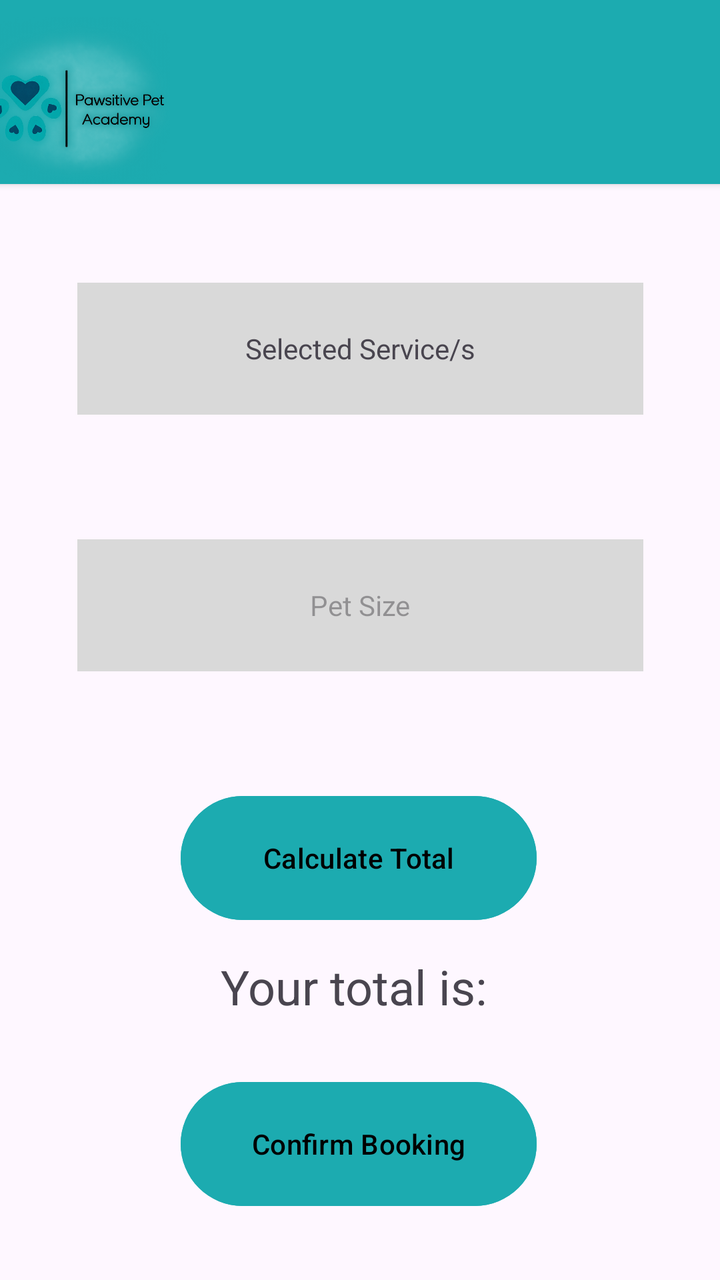
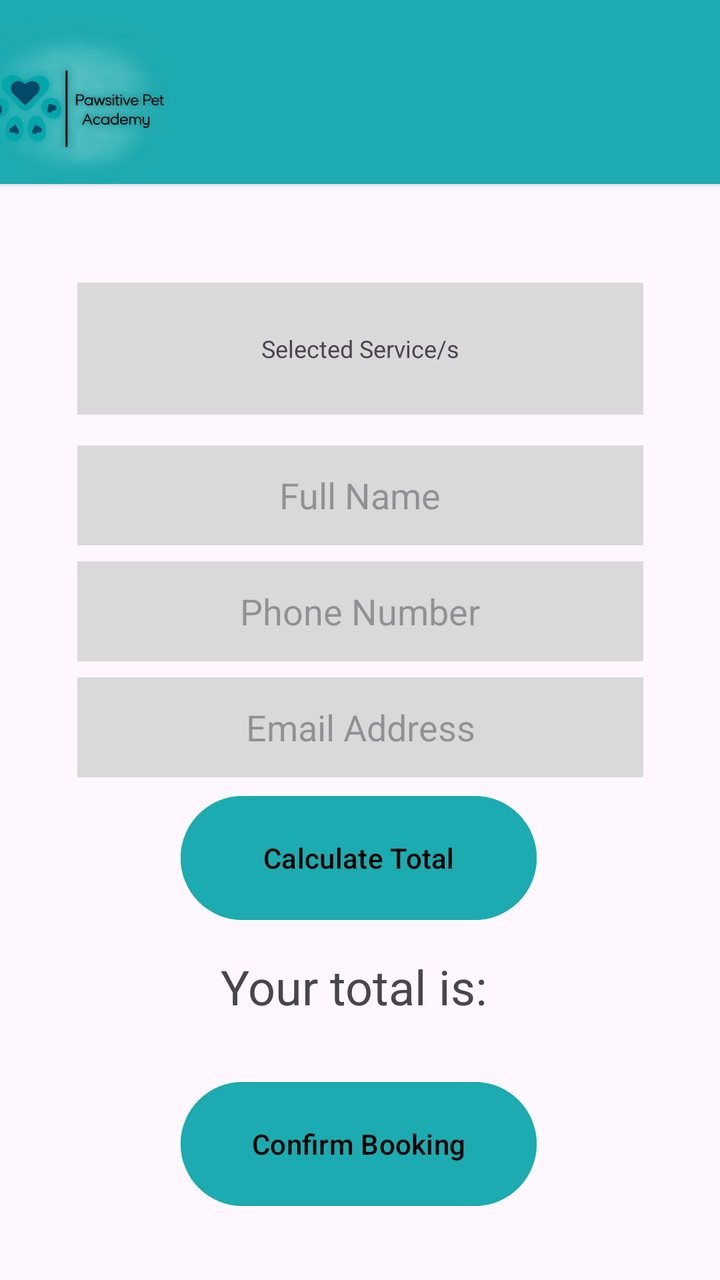

Compare the two renders of this Android layout. The source of the first and the diff that turns it into the second are given below.
<!-- AndroidManifest.xml: application theme Theme.PawsitivePets -->
<!-- res/layout/activity_calculate_fees_page.xml -->
<?xml version="1.0" encoding="utf-8"?>
<androidx.constraintlayout.widget.ConstraintLayout xmlns:android="http://schemas.android.com/apk/res/android"
    xmlns:app="http://schemas.android.com/apk/res-auto"
    xmlns:tools="http://schemas.android.com/tools"
    android:id="@+id/main"
    android:layout_width="match_parent"
    android:layout_height="match_parent"
    tools:context=".CalculateFeesPage">

    <Button
        android:id="@+id/btnCalculateTotal"
        android:layout_width="178dp"
        android:layout_height="70dp"
        android:backgroundTint="#1CABB0"
        android:text="Calculate Total"
        android:textColor="@color/black"
        app:layout_constraintBottom_toBottomOf="parent"
        app:layout_constraintEnd_toEndOf="parent"
        app:layout_constraintHorizontal_bias="0.497"
        app:layout_constraintStart_toStartOf="parent"
        app:layout_constraintTop_toTopOf="parent"
        app:layout_constraintVertical_bias="0.691" />

    <Button
        android:id="@+id/btnConfirmBooking"
        android:layout_width="178dp"
        android:layout_height="70dp"
        android:backgroundTint="#1CABB0"
        android:text="Confirm Booking"
        android:textColor="@color/black"
        app:layout_constraintBottom_toBottomOf="parent"
        app:layout_constraintEnd_toEndOf="parent"
        app:layout_constraintHorizontal_bias="0.497"
        app:layout_constraintStart_toStartOf="parent"
        app:layout_constraintTop_toTopOf="@+id/cardView2"
        app:layout_constraintVertical_bias="0.942" />

    <TextView
        android:id="@+id/txtPetSize"
        android:layout_width="283dp"
        android:layout_height="66dp"
        android:background="#D9D9D9"
        android:gravity="center"
        android:hint="Pet Size"
        app:layout_constraintBottom_toBottomOf="parent"
        app:layout_constraintEnd_toEndOf="parent"
        app:layout_constraintStart_toStartOf="parent"
        app:layout_constraintTop_toTopOf="@+id/cardView2"
        app:layout_constraintVertical_bias="0.47" />

    <androidx.cardview.widget.CardView
        android:id="@+id/cardView2"
        android:layout_width="414dp"
        android:layout_height="92dp"
        app:cardBackgroundColor="#1CABB0"
        app:layout_constraintBottom_toBottomOf="parent"
        app:layout_constraintEnd_toEndOf="parent"
        app:layout_constraintStart_toStartOf="parent"
        app:layout_constraintTop_toTopOf="parent"
        app:layout_constraintVertical_bias="0.0">

        <ImageView
            android:id="@+id/imageView"
            android:layout_width="130dp"
            android:layout_height="match_parent"
            app:srcCompat="@drawable/logo_1" />
    </androidx.cardview.widget.CardView>

    <TextView
        android:id="@+id/txtSelectedService"
        android:layout_width="283dp"
        android:layout_height="66dp"
        android:background="#D9D9D9"
        android:gravity="center"
        android:text="Selected Service/s"
        app:layout_constraintBottom_toBottomOf="parent"
        app:layout_constraintEnd_toEndOf="parent"
        app:layout_constraintStart_toStartOf="parent"
        app:layout_constraintTop_toTopOf="@+id/cardView2"
        app:layout_constraintVertical_bias="0.246" />

    <TextView
        android:id="@+id/txtTotal"
        android:layout_width="233dp"
        android:layout_height="37dp"
        android:text="Your total is: "
        android:textSize="24sp"
        android:gravity="center"
        app:layout_constraintBottom_toBottomOf="parent"
        app:layout_constraintEnd_toEndOf="parent"
        app:layout_constraintHorizontal_bias="0.498"
        app:layout_constraintStart_toStartOf="parent"
        app:layout_constraintTop_toTopOf="@+id/cardView2"
        app:layout_constraintVertical_bias="0.787" />

</androidx.constraintlayout.widget.ConstraintLayout>
<!-- resources referenced by this layout -->
<resources>
  <color name="black">#FF000000</color>
  <!-- drawable logo_1: png bitmap (drawable, 235545 bytes) -->
  <style name="Theme.PawsitivePets" parent="Base.Theme.PawsitivePets" />
  <style name="Base.Theme.PawsitivePets" parent="Theme.Material3.DayNight.NoActionBar">
          
          
      </style>
</resources>

<!-- the commit's change to res/layout/activity_calculate_fees_page.xml (unified diff, before → after) -->
@@ -35,18 +35,46 @@
         app:layout_constraintTop_toTopOf="@+id/cardView2"
         app:layout_constraintVertical_bias="0.942" />
 
-    <TextView
-        android:id="@+id/txtPetSize"
+    <LinearLayout
+        android:id="@+id/customerDetails"
         android:layout_width="283dp"
-        android:layout_height="66dp"
-        android:background="#D9D9D9"
-        android:gravity="center"
-        android:hint="Pet Size"
+        android:layout_height="wrap_content"
+        android:orientation="vertical"
         app:layout_constraintBottom_toBottomOf="parent"
         app:layout_constraintEnd_toEndOf="parent"
         app:layout_constraintStart_toStartOf="parent"
         app:layout_constraintTop_toTopOf="@+id/cardView2"
-        app:layout_constraintVertical_bias="0.47" />
+        app:layout_constraintVertical_bias="0.47">
+
+        <EditText
+            android:id="@+id/etName"
+            android:layout_width="match_parent"
+            android:layout_height="50dp"
+            android:background="#D9D9D9"
+            android:gravity="center"
+            android:hint="Full Name"
+            android:inputType="textPersonName" />
+
+        <EditText
+            android:id="@+id/etPhone"
+            android:layout_width="match_parent"
+            android:layout_height="50dp"
+            android:layout_marginTop="8dp"
+            android:background="#D9D9D9"
+            android:gravity="center"
+            android:hint="Phone Number"
+            android:inputType="phone" />
+
+        <EditText
+            android:id="@+id/etEmail"
+            android:layout_width="match_parent"
+            android:layout_height="50dp"
+            android:layout_marginTop="8dp"
+            android:background="#D9D9D9"
+            android:gravity="center"
+            android:hint="Email Address"
+            android:inputType="textEmailAddress" />
+    </LinearLayout>
 
     <androidx.cardview.widget.CardView
         android:id="@+id/cardView2"
@@ -73,6 +101,7 @@
         android:background="#D9D9D9"
         android:gravity="center"
         android:text="Selected Service/s"
+        android:textSize="12sp"
         app:layout_constraintBottom_toBottomOf="parent"
         app:layout_constraintEnd_toEndOf="parent"
         app:layout_constraintStart_toStartOf="parent"
